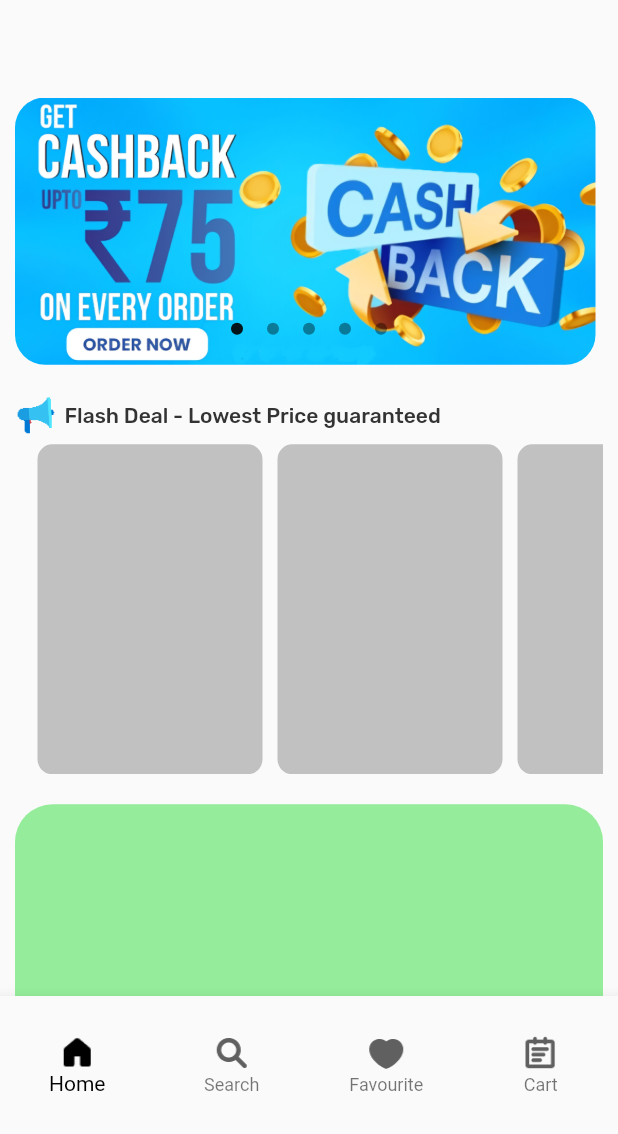
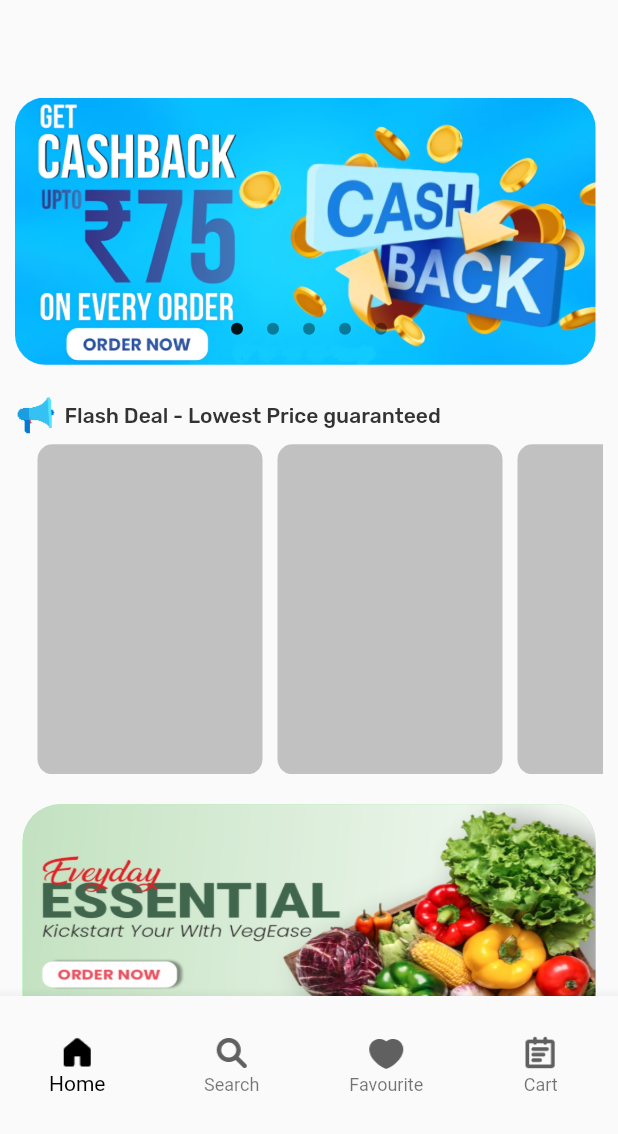
Before and after one commit to AdeebAbubacker/fruit_shop_app, a Flutter app: the MainScreen screen opened by its route, on a phone screen of 412 x 824 dp, the part 102-1236 px from its top. Run offline on Flutter 3.47's test engine with Material 3 defaults, Android fonts, the phone set to English and light mode, and no system bars; drawn by our look-alikes of carousel_slider; our stand-ins replace bloc, cloud_firestore, dartz, firebase_auth, firebase_core, flutter_bloc and 2 more; missing offline and left inert: jumping_dot, svg_flutter; accounts and stored records are empty.

Commit message:
static banner added

```diff
--- a/lib/screens/main_screen/sub_screen/home/home_widget.dart
+++ b/lib/screens/main_screen/sub_screen/home/home_widget.dart
@@ -2,6 +2,8 @@ import 'package:flutter/material.dart';
 import 'package:fruit_shop_app/core/constants/text_styles.dart';
 import 'package:fruit_shop_app/widgets/caroul_widget.dart';
 import 'package:fruit_shop_app/widgets/home_list_horizontal.dart';
+import 'package:fruit_shop_app/widgets/static_banner.dart';
+import 'package:fruit_shop_app/widgets/static_bottom_banner.dart';
 
 class HomeWidget extends StatelessWidget {
   const HomeWidget({super.key});
@@ -10,7 +12,9 @@ class HomeWidget extends StatelessWidget {
   Widget build(BuildContext context) {
     return SingleChildScrollView(
       physics: const BouncingScrollPhysics(),
-      child: Padding(
+      child: Column(
+        children: [
+          Padding(
             padding: const EdgeInsets.symmetric(horizontal: 10),
             child: Column(
               crossAxisAlignment: CrossAxisAlignment.start,
@@ -42,13 +46,8 @@ class HomeWidget extends StatelessWidget {
                 const SizedBox(height: 5),
                 const HomeListHorizontalItem(),
                 const SizedBox(height: 20),
-            Container(
-              width:
-                  double.infinity, // Fixed width to enable horizontal scrolling
-              height: 160,
-              decoration: BoxDecoration(
-                  color: Color.fromARGB(255, 149, 237, 155),
-                  borderRadius: BorderRadius.circular(25)),
+                StaticBanner(
+                  image: 'assets/static banner/static banner 1.png',
                 ),
                 const SizedBox(height: 20),
                 Row(
@@ -84,13 +83,8 @@ class HomeWidget extends StatelessWidget {
                 const SizedBox(height: 5),
                 const HomeListHorizontalItem(),
                 const SizedBox(height: 20),
-            Container(
-              width:
-                  double.infinity, // Fixed width to enable horizontal scrolling
-              height: 160,
-              decoration: BoxDecoration(
-                  color: Color.fromARGB(255, 149, 237, 155),
-                  borderRadius: BorderRadius.circular(25)),
+                StaticBanner(
+                  image: 'assets/static banner/static banner 1.png',
                 ),
                 const SizedBox(height: 20),
                 Row(
@@ -112,6 +106,10 @@ class HomeWidget extends StatelessWidget {
               ],
             ),
           ),
+          SizedBox(height: 220),
+          StaticBottomBanner()
+        ],
+      ),
     );
   }
 }
--- /dev/null
+++ b/lib/widgets/static_banner.dart
@@ -0,0 +1,31 @@
+import 'package:flutter/material.dart';
+
+class StaticBanner extends StatelessWidget {
+  final String image;
+  const StaticBanner({
+    super.key,
+    required this.image,
+  });
+
+  @override
+  Widget build(BuildContext context) {
+    return Padding(
+      padding: const EdgeInsets.symmetric(horizontal: 5),
+      child: Container(
+        width: MediaQuery.of(context).size.width - 30,
+        height: 160,
+        decoration: BoxDecoration(
+          color: Color.fromARGB(255, 149, 237, 155),
+          borderRadius: BorderRadius.circular(25),
+        ),
+        child: ClipRRect(
+          borderRadius: BorderRadius.circular(25),
+          child: Image.asset(
+            image,
+            fit: BoxFit.fill,
+          ),
+        ),
+      ),
+    );
+  }
+}
--- /dev/null
+++ b/lib/widgets/static_bottom_banner.dart
@@ -0,0 +1,15 @@
+import 'package:flutter/material.dart';
+
+class StaticBottomBanner extends StatelessWidget {
+  const StaticBottomBanner({
+    super.key,
+  });
+
+  @override
+  Widget build(BuildContext context) {
+    return Container(
+        width: MediaQuery.of(context).size.width,
+        child:
+            Image.asset('assets/static banner/static baner bottom.png'));
+  }
+}
```
Lines whose indentation alone changed are shown as unchanged.
